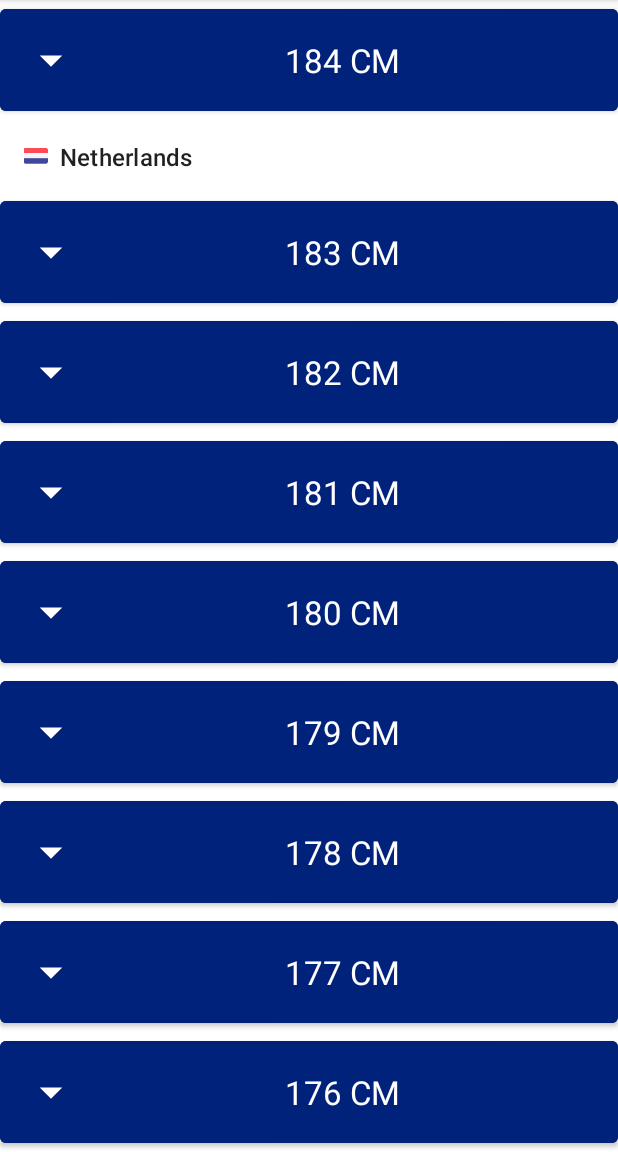
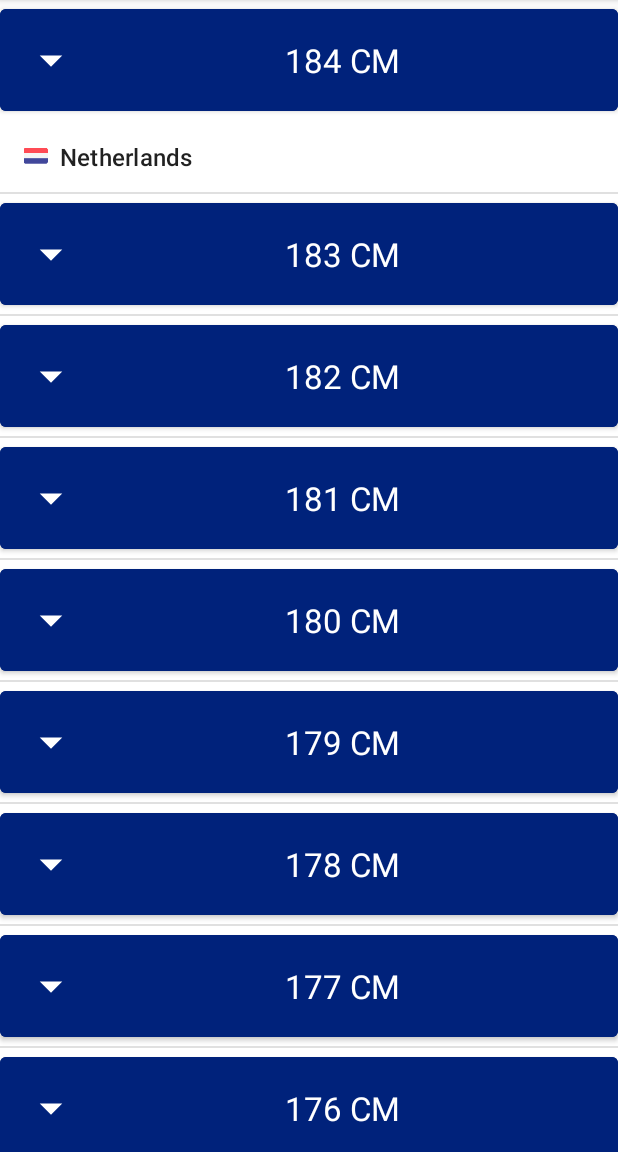
Before and after one commit to devMohaned/Perfect-Height-Native-Android, an Android app: the fragment CountryFragment placed in its activity, after a tap on "184 CM", on a phone screen of 412 x 824 dp, the part 84-1236 px from its top. Run offline under Robolectric (Android 15) with nearby library versions, the phone set to English and light mode, and no system bars; our stand-ins replace data binding, navigation-ui; 2 statements that could not run were skipped.

Commit message:
Data Binding was used In HeightFragment.kt, item_country.xml, item_result.xml, fragment_height.xml, CountryAdapter.kt, ResultCountryAdapter.kt,

```diff
--- a/app/build.gradle
+++ b/app/build.gradle
@@ -33,6 +33,7 @@ android {
     }
     buildFeatures {
         viewBinding = true
+        dataBinding = true
     }
     defaultConfig {
         testInstrumentationRunner "androidx.test.runner.AndroidJUnitRunner"
--- a/app/src/main/java/com/perfect/height/presentation/adapter/CountryAdapter.kt
+++ b/app/src/main/java/com/perfect/height/presentation/adapter/CountryAdapter.kt
@@ -14,14 +14,12 @@ import kotlinx.coroutines.NonDisposableHandle.parent
 class CountryAdapter(private val dataSet: List<Country>) :
     RecyclerView.Adapter<CountryAdapter.ViewHolder>() {
 
-    class ViewHolder(binding: ItemCountryBinding) : RecyclerView.ViewHolder(binding.root) {
-        val countryNameTextView: TextView
-        val countryFlag : ImageView
+    class ViewHolder(private val binding: ItemCountryBinding) : RecyclerView.ViewHolder(binding.root) {
 
-        init {
-            countryFlag = binding.countryFlagImageview
-            countryNameTextView = binding.countryNameTextview;
+        fun bind(country: Country){
+            binding.country = country
         }
+
     }
 
     override fun onCreateViewHolder(parent: ViewGroup, viewType: Int): ViewHolder {
@@ -30,8 +28,8 @@ class CountryAdapter(private val dataSet: List<Country>) :
     }
 
     override fun onBindViewHolder(viewHolder: ViewHolder, position: Int) {
-        viewHolder.countryFlag.setImageResource(dataSet[position].flag)
-        viewHolder.countryNameTextView.text = dataSet[position].name
+        val country = dataSet[position]
+        viewHolder.bind(country)
     }
 
     override fun getItemCount() = dataSet.size
--- a/app/src/main/java/com/perfect/height/presentation/country/CountryFragment.kt
+++ b/app/src/main/java/com/perfect/height/presentation/country/CountryFragment.kt
@@ -11,6 +11,8 @@ import androidx.lifecycle.Lifecycle
 import androidx.lifecycle.Observer
 import androidx.navigation.fragment.findNavController
 import androidx.navigation.fragment.navArgs
+import androidx.recyclerview.widget.DividerItemDecoration
+import androidx.recyclerview.widget.LinearLayoutManager
 import com.perfect.height.R
 import com.perfect.height.databinding.FragmentCountryBinding
 import com.perfect.height.presentation.adapter.AverageHeightAdapter
@@ -38,6 +40,7 @@ class CountryFragment : Fragment() {
 
     override fun onViewCreated(view: View, savedInstanceState: Bundle?) {
         super.onViewCreated(view, savedInstanceState)
+        setupViews()
         assignAdapterToRecyclerView()
 
         requireActivity().addMenuProvider(object : MenuProvider {
@@ -101,6 +104,15 @@ class CountryFragment : Fragment() {
         })
     }
 
+    private fun setupViews(){
+        binding.countryRecyclerview.addItemDecoration(
+            DividerItemDecoration(
+                activity,
+                LinearLayoutManager.VERTICAL
+            )
+        )
+    }
+
     private fun assignAdapterToRecyclerView() {
         binding.countryRecyclerview.adapter = viewModel.adapter
     }
--- a/app/src/main/java/com/perfect/height/presentation/home/HeightFragment.kt
+++ b/app/src/main/java/com/perfect/height/presentation/home/HeightFragment.kt
@@ -7,6 +7,7 @@ import android.view.View
 import android.view.ViewGroup
 import androidx.appcompat.app.AlertDialog
 import androidx.core.content.ContextCompat
+import androidx.databinding.DataBindingUtil
 import androidx.fragment.app.Fragment
 import androidx.fragment.app.viewModels
 import androidx.navigation.fragment.findNavController
@@ -25,45 +26,16 @@ class HeightFragment : Fragment() {
         inflater: LayoutInflater, container: ViewGroup?,
         savedInstanceState: Bundle?
     ): View {
-        _binding = FragmentHeightBinding.inflate(inflater, container, false)
+        _binding = DataBindingUtil.inflate(inflater,R.layout.fragment_height,container,false)
         return binding.root
     }
 
     override fun onViewCreated(view: View, savedInstanceState: Bundle?) {
         super.onViewCreated(view, savedInstanceState)
+        binding.heightViewModel = viewModel
         setupViews()
 
-        viewModel.gender.observe(viewLifecycleOwner) { newGender ->
-            saveGenderToSharedPrefs()
-            if (viewModel.gender.value == GENDER_MALE) {
-                binding.maleGenderImageview.setBackgroundColor(
-                    ContextCompat.getColor(
-                        this.requireContext(),
-                        R.color.primaryDarkColor
-                    )
-                )
-                binding.femaleGenderImageview.setBackgroundColor(
-                    ContextCompat.getColor(
-                        this.requireContext(),
-                        android.R.color.transparent
-                    )
-                )
-            } else {
-                binding.femaleGenderImageview.setBackgroundColor(
-                    ContextCompat.getColor(
-                        this.requireContext(),
-                        R.color.secondaryDarkColor
-                    )
-                )
-                binding.maleGenderImageview.setBackgroundColor(
-                    ContextCompat.getColor(
-                        this.requireContext(),
-                        android.R.color.transparent
-                    )
-                )
-            }
-
-        }
+        binding.lifecycleOwner = viewLifecycleOwner
     }
 
 
@@ -72,10 +44,12 @@ class HeightFragment : Fragment() {
 
         binding.maleGenderImageview.setOnClickListener {
             viewModel.updateGender(GENDER_MALE)
+            saveGenderToSharedPrefs()
 
         }
         binding.femaleGenderImageview.setOnClickListener {
             viewModel.updateGender(GENDER_FEMALE)
+            saveGenderToSharedPrefs()
         }
 
 
--- a/app/src/main/res/layout/item_country.xml
+++ b/app/src/main/res/layout/item_country.xml
@@ -1,12 +1,21 @@
 <?xml version="1.0" encoding="utf-8"?>
-<androidx.constraintlayout.widget.ConstraintLayout xmlns:android="http://schemas.android.com/apk/res/android"
+<layout xmlns:android="http://schemas.android.com/apk/res/android"
     xmlns:tools="http://schemas.android.com/tools"
+    xmlns:app="http://schemas.android.com/apk/res-auto">
+
+    <data>
+    <variable
+        name="country"
+        type="com.perfect.height.models.Country" />
+    </data>
+
+    <androidx.constraintlayout.widget.ConstraintLayout
         android:layout_width="wrap_content"
         android:layout_height="wrap_content"
-    android:layout_marginBottom="@dimen/margin_normal"
-    xmlns:app="http://schemas.android.com/apk/res-auto">
+        android:layout_marginBottom="@dimen/margin_normal">
 
         <ImageView
+            app:imageResource="@{country.flag}"
             android:id="@+id/countryFlagImageview"
             app:layout_constraintStart_toStartOf="parent"
             app:layout_constraintTop_toTopOf="parent"
@@ -16,8 +25,7 @@
             android:scaleType="centerCrop"
             android:maxWidth="@dimen/country_max_width"
             tools:ignore="ContentDescription"
-        tools:src="@drawable/ic_netherlands"
-        />
+            tools:src="@drawable/ic_netherlands" />
 
         <TextView
             android:id="@+id/countryNameTextview"
@@ -28,8 +36,9 @@
             android:layout_marginBottom="@dimen/margin_normal"
             android:layout_width="wrap_content"
             android:layout_height="wrap_content"
+            android:text="@{country.name}"
             android:textAppearance="@style/TextAppearance.Material3.TitleMedium"
-        tools:text="Netherlands"
-        />
+            tools:text="Netherlands" />
 
     </androidx.constraintlayout.widget.ConstraintLayout>
+</layout>
--- a/app/src/main/res/values/strings.xml
+++ b/app/src/main/res/values/strings.xml
@@ -21,4 +21,5 @@
     <string name="shorter_than">Shorter Than</string>
     <string name="preference_file_key">com.perfect.height.PREFERENCE_FILE_KEY</string>
     <string name="gender_key">gender_key</string>
+    <string name="height_in_cm_with_value">(%d CM)</string>
 </resources>
--- a/build.gradle
+++ b/build.gradle
@@ -4,6 +4,7 @@ plugins {
     id 'com.android.library' version '7.2.1' apply false
     id 'org.jetbrains.kotlin.android' version '1.7.10' apply false
     id 'androidx.navigation.safeargs' version '2.4.1' apply false
+    id "org.jetbrains.kotlin.kapt" version "1.7.10"
 }
 
 
```
Also changed, not shown: app/src/main/java/com/perfect/height/presentation/adapter/ResultCountryAdapter.kt (+7 -12 lines), app/src/main/java/com/perfect/height/presentation/result/ResultFragment.kt (+14 -3 lines), app/src/main/res/layout/fragment_height.xml (+16 -2 lines), app/src/main/res/layout/item_result.xml (+18 -9 lines). Lines whose indentation alone changed are shown as unchanged.
